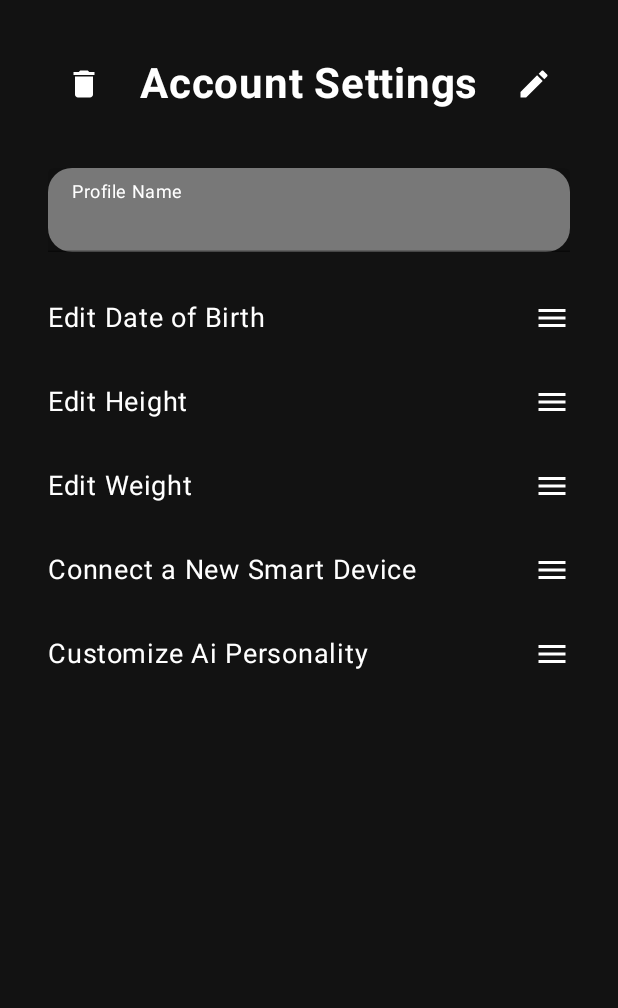
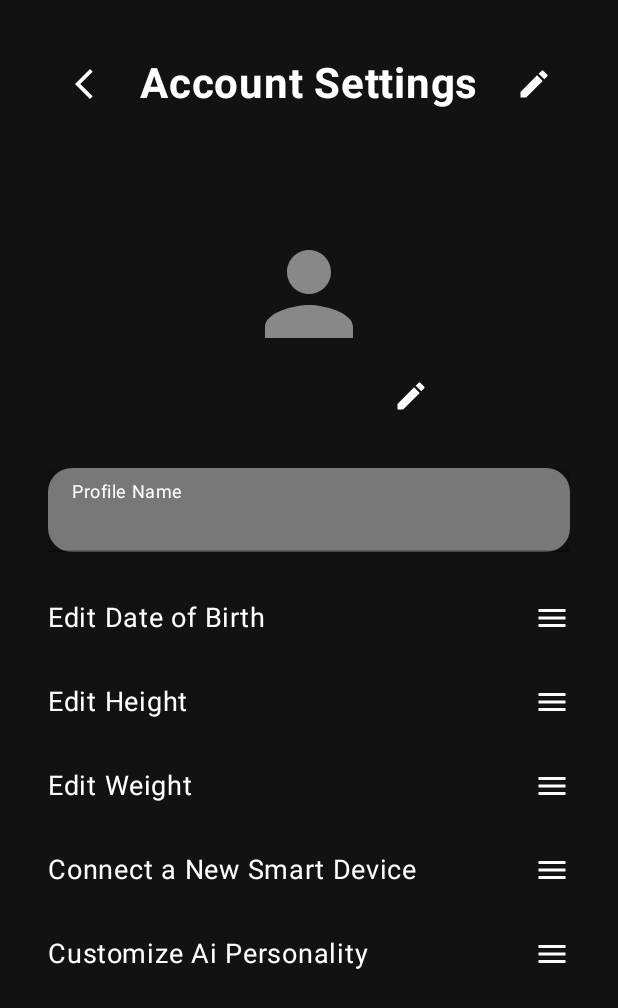
Before and after one commit to JSDWRLD/AiRise, an Android app built with Jetpack Compose: the ACCOUNT_SETTINGS screen opened through its navigation route, on a phone screen of 412 x 824 dp. Shown: the top 1008 px of the screen. Run offline under Robolectric (Android 15) with nearby library versions, the phone set to English and light mode, and no system bars; libraries missing offline, so code that uses them is left out: com.preat.peekaboo; 2 statements that could not run were skipped.

Commit message:
add profile image to account settings and UserOnboarding class

```diff
--- a/Frontend/composeApp/build.gradle.kts
+++ b/Frontend/composeApp/build.gradle.kts
@@ -56,6 +56,8 @@ kotlin {
             implementation(libs.ktor.client.auth)
             implementation(libs.ktor.client.logging)
             implementation(libs.androidx.nav)
+            implementation(libs.peekaboo.ui)
+            implementation(libs.peekaboo.image.picker)
         }
         androidMain.dependencies {
             implementation(libs.ktor.client.android)
@@ -103,5 +105,6 @@ dependencies {
     implementation(libs.androidx.ui.graphics.android)
     implementation(libs.navigation.runtime.ktx)
     implementation(libs.navigation.compose)
+    implementation(libs.androidx.material3.android)
     debugImplementation(compose.uiTooling)
 }
--- a/Frontend/composeApp/src/commonMain/kotlin/com/teamnotfound/airise/data/serializable/UserOnboarding.kt
+++ b/Frontend/composeApp/src/commonMain/kotlin/com/teamnotfound/airise/data/serializable/UserOnboarding.kt
@@ -2,6 +2,7 @@ package com.teamnotfound.airise.data.serializable
 
 import androidx.compose.runtime.MutableState
 import androidx.compose.runtime.mutableStateOf
+import androidx.compose.ui.graphics.ImageBitmap
 import kotlinx.serialization.Serializable
 
 @Serializable
@@ -27,6 +28,7 @@ class UserOnboarding {
     var dobMonth: MutableState<Int> = mutableStateOf(0)
     var dobYear: MutableState<Int> = mutableStateOf(0)
     var activityLevel: MutableState<String> = mutableStateOf("")
+    var profilePicture: MutableState<List<ImageBitmap>> = mutableStateOf(listOf())
 
     // Convert to a serializable data class for MongoDB storage
     fun toData(): UserOnboardingData = UserOnboardingData(
--- a/Frontend/composeApp/src/commonMain/kotlin/com/teamnotfound/airise/home/AccountSettingScreen.kt
+++ b/Frontend/composeApp/src/commonMain/kotlin/com/teamnotfound/airise/home/AccountSettingScreen.kt
@@ -1,14 +1,19 @@
 package com.teamnotfound.airise.home
 
+import androidx.compose.foundation.Image
 import androidx.compose.foundation.background
 import androidx.compose.foundation.clickable
 import androidx.compose.foundation.layout.Arrangement
 import androidx.compose.foundation.layout.Box
 import androidx.compose.foundation.layout.Column
+import androidx.compose.foundation.layout.PaddingValues
 import androidx.compose.foundation.layout.Row
 import androidx.compose.foundation.layout.fillMaxSize
 import androidx.compose.foundation.layout.fillMaxWidth
 import androidx.compose.foundation.layout.padding
+import androidx.compose.foundation.layout.size
+import androidx.compose.foundation.lazy.LazyRow
+import androidx.compose.foundation.lazy.items
 import androidx.compose.foundation.shape.RoundedCornerShape
 import androidx.compose.material.Icon
 import androidx.compose.material.IconButton
@@ -16,10 +21,10 @@ import androidx.compose.material.MaterialTheme
 import androidx.compose.material.Text
 import androidx.compose.material.TextField
 import androidx.compose.material.icons.Icons
-import androidx.compose.material.icons.filled.ArrowForward
-import androidx.compose.material.icons.filled.Delete
+import androidx.compose.material.icons.filled.ArrowBackIosNew
 import androidx.compose.material.icons.filled.Edit
 import androidx.compose.material.icons.filled.Menu
+import androidx.compose.material.icons.filled.Person
 import androidx.compose.runtime.Composable
 import androidx.compose.ui.Alignment
 import androidx.compose.ui.Modifier
@@ -28,16 +33,27 @@ import androidx.compose.ui.text.font.FontWeight
 import androidx.compose.ui.unit.dp
 import androidx.compose.ui.unit.sp
 import androidx.navigation.NavController
-import androidx.compose.runtime.getValue
-import androidx.compose.runtime.remember
-import androidx.compose.runtime.mutableStateOf
-import androidx.compose.runtime.setValue
+import androidx.compose.runtime.rememberCoroutineScope
+import androidx.compose.ui.draw.clip
+import com.preat.peekaboo.image.picker.SelectionMode
+import com.preat.peekaboo.image.picker.rememberImagePickerLauncher
 import com.teamnotfound.airise.data.serializable.UserOnboarding
+import androidx.compose.ui.layout.ContentScale
+import com.preat.peekaboo.image.picker.toImageBitmap
 
 @Composable
 fun AccountSettingScreen(user: UserOnboarding, navController: NavController) {
-    var name by remember { mutableStateOf("${user.firstName.value} ${user.lastName.value}") }
-
+    val scope = rememberCoroutineScope()
+    val singleImagePicker = rememberImagePickerLauncher(
+        selectionMode = SelectionMode.Single,
+        scope = scope,
+        onResult = { byteArrays ->
+            byteArrays.firstOrNull()?.let {
+                user.profilePicture.value = listOf(it.toImageBitmap())
+            }
+        }
+    )
+    // body
     Box(
         modifier = Modifier
             .fillMaxSize()
@@ -61,11 +77,12 @@ fun AccountSettingScreen(user: UserOnboarding, navController: NavController) {
                 // back button
                 IconButton(onClick = {navController.popBackStack()}) { // onclick not working
                     Icon(
-                        imageVector = Icons.Default.Delete,
+                        imageVector = Icons.Default.ArrowBackIosNew,
                         contentDescription = "Settings Icon",
                         tint = Color.White
                     )
                 }
+                // title
                 Text(
                     text = "Account Settings",
                     fontSize = 28.sp,
@@ -74,7 +91,7 @@ fun AccountSettingScreen(user: UserOnboarding, navController: NavController) {
                     // modifier = Modifier.padding(top = 24.dp)
                 )
                 // save button
-                IconButton(onClick = {}) {
+                IconButton(onClick = {}) { // call backend api to update to local values
                     Icon(
                         imageVector = Icons.Default.Edit,
                         contentDescription = "Settings Icon",
@@ -82,14 +99,62 @@ fun AccountSettingScreen(user: UserOnboarding, navController: NavController) {
                     )
                 }
             }
+            // profile image
+            Box(
+                modifier = Modifier
+                    .size(200.dp)
+                    .clip(RoundedCornerShape(12.dp))
+            ) {
+                if (user.profilePicture.value.isEmpty()) {
+                    Icon(
+                        imageVector = Icons.Default.Person,
+                        contentDescription = "No Profile Picture",
+                        modifier = Modifier
+                            .size(120.dp)
+                            .align(Alignment.Center)
+                            .padding(16.dp),
+                        tint = Color.Gray
+                    )
+                } else { // image selected
+                    LazyRow(
+                        horizontalArrangement = Arrangement.spacedBy(8.dp),
+                        contentPadding = PaddingValues(horizontal = 8.dp),
+                    ) {
+                        items(user.profilePicture.value) { image ->
+                            Image(
+                                bitmap = image,
+                                contentDescription = "Selected Image",
+                                modifier = Modifier
+                                    .fillMaxSize()
+                                    .clip(RoundedCornerShape(12.dp)),
+                                contentScale = ContentScale.Crop
+                            )
+                        }
+                    }
+                }
+                // overlay edit button
+                IconButton(
+                    onClick = { singleImagePicker.launch() },
+                    modifier = Modifier
+                        .align(Alignment.BottomEnd)
+                        .padding(8.dp)
+                ) {
+                    Icon(
+                        imageVector = Icons.Default.Edit,
+                        contentDescription = "Edit Profile Picture",
+                        tint = Color.White
+                    )
+                }
+            }
             // profile name
             TextField(
-                value = name,
+                value = "${user.firstName.value} ${user.middleName.value} ${user.lastName.value}",
                 onValueChange = {
-                    name = it
+                    //name = it
                     val splitName = it.split(" ")
                     user.firstName.value = splitName.getOrNull(0) ?: ""
-                    user.lastName.value = splitName.getOrNull(1) ?: ""
+                    user.middleName.value = splitName.getOrNull(1) ?: ""
+                    user.lastName.value = splitName.getOrNull(2) ?: ""
                 },
                 label = { Text(
                     text = "Profile Name",
@@ -174,7 +239,7 @@ fun AccountSettingScreen(user: UserOnboarding, navController: NavController) {
                     .fillMaxWidth()
                     .padding(16.dp)
                     .clickable {
-                        connectToHealth()
+                        // connect to KHealth
                     },
                 horizontalArrangement = Arrangement.SpaceBetween,
                 verticalAlignment = Alignment.CenterVertically
@@ -215,5 +280,3 @@ fun AccountSettingScreen(user: UserOnboarding, navController: NavController) {
         }
     }
 }
-
-fun connectToHealth() {}
--- a/Frontend/gradle/libs.versions.toml
+++ b/Frontend/gradle/libs.versions.toml
@@ -30,6 +30,8 @@ foundationAndroid = "1.7.8"
 navigationComposeVersion = "2.8.9"
 navigationRuntimeKtxVersion = "2.8.9"
 navigation = "2.8.0-alpha10"
+peekaboo = "0.5.2"
+core = "1.15.0"
 
 [libraries]
 kotlin-test = { module = "org.jetbrains.kotlin:kotlin-test", version.ref = "kotlin" }
@@ -70,6 +72,8 @@ androidx-runtime-android = { group = "androidx.compose.runtime", name = "runtime
 androidx-foundation-android = { group = "androidx.compose.foundation", name = "foundation-android", version.ref = "foundationAndroid" }
 navigation-compose = { group = "androidx.navigation", name = "navigation-compose", version.ref = "navigationComposeVersion" }
 navigation-runtime-ktx = { group = "androidx.navigation", name = "navigation-runtime-ktx", version.ref = "navigationRuntimeKtxVersion" }
+peekaboo-ui = { module = "io.github.onseok:peekaboo-ui", version.ref = "peekaboo" }
+peekaboo-image-picker = { module = "io.github.onseok:peekaboo-image-picker", version.ref = "peekaboo" }
 
 [plugins]
 androidApplication = { id = "com.android.application", version.ref = "agp" }
```
